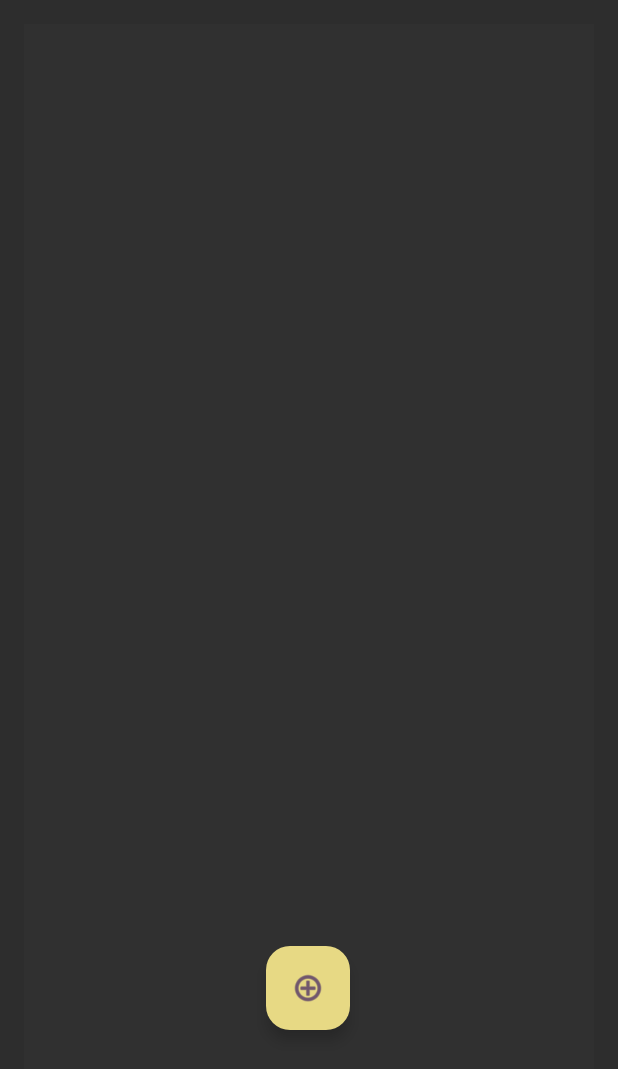
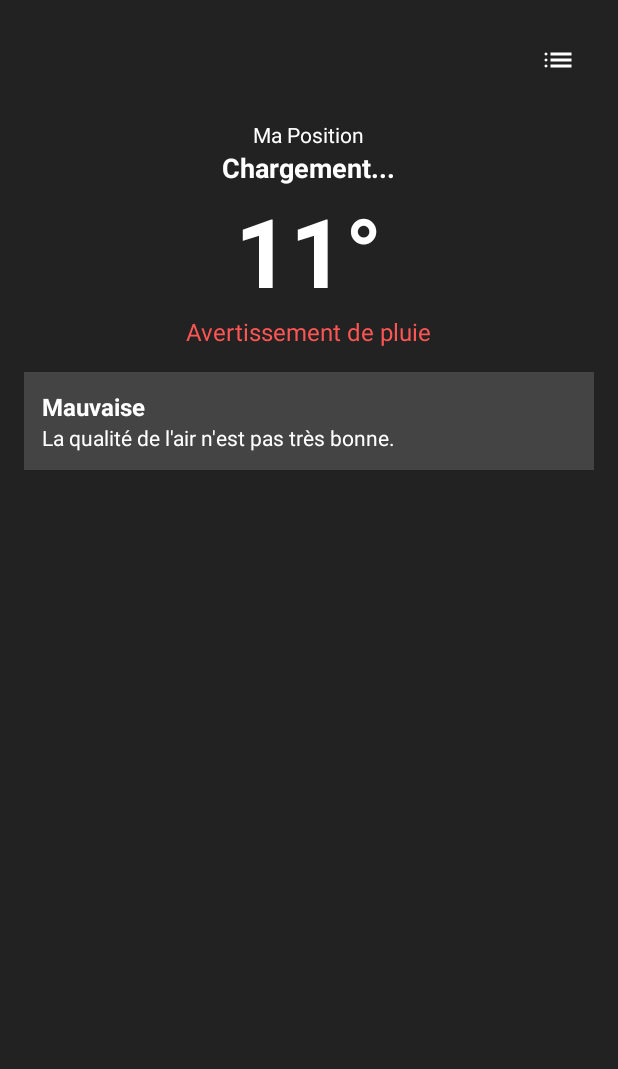
Before and after one commit to Ratila67/TDMeteo, an Android app built with Jetpack Compose: the screen it shows after launch (MainActivity), on a phone screen of 412 x 824 dp. Shown: the top 1069 px of the screen. Run offline under Robolectric (Android 15) with nearby library versions, the phone set to English and light mode, and no system bars; our stand-ins replace Firebase (no records; nobody signed in at launch, a user with empty details on screens opened directly), sdp/ssp sizes.

Commit message:
rajout page individuel

```diff
--- a/app/src/main/java/com/example/tdmeteo/MainActivity.kt
+++ b/app/src/main/java/com/example/tdmeteo/MainActivity.kt
@@ -1,100 +1,116 @@
 package com.example.tdmeteo
 
-import android.app.Activity
 import android.content.Intent
 import android.os.Bundle
 import android.util.Log
-import android.widget.Toast
-import androidx.activity.enableEdgeToEdge
-import androidx.activity.result.contract.ActivityResultContracts
+import android.widget.ImageButton
+import android.widget.TextView
 import androidx.appcompat.app.AppCompatActivity
-import androidx.core.view.ViewCompat
-import androidx.core.view.WindowInsetsCompat
-import androidx.recyclerview.widget.LinearLayoutManager
-import androidx.recyclerview.widget.RecyclerView
-import com.example.tdmeteo.adapter.CitiesAdapter
-import com.example.tdmeteo.data.CityWeather
-import com.google.android.material.floatingactionbutton.FloatingActionButton
 import com.google.firebase.database.DataSnapshot
 import com.google.firebase.database.DatabaseError
 import com.google.firebase.database.FirebaseDatabase
 import com.google.firebase.database.ValueEventListener
+import com.example.tdmeteo.data.CityWeather
+import java.util.*
 
 class MainActivity : AppCompatActivity() {
     private val database = FirebaseDatabase.getInstance().reference
-    private lateinit var citiesAdapter: CitiesAdapter
-    private lateinit var recyclerView: RecyclerView
 
-    //def le launcher pour activite de recherche
-    private val searchLauncher = registerForActivityResult(
-        ActivityResultContracts.StartActivityForResult()
-    ) { result ->
-        if (result.resultCode == Activity.RESULT_OK) {
-            listenToFirebaseChanges()
+    override fun onCreate(savedInstanceState: Bundle?) {
+        super.onCreate(savedInstanceState)
+        setContentView(R.layout.activity_main)
 
-            result.data?.getStringExtra("city_name")?.let { cityName ->
-                Toast.makeText(this, "Ville ajoutée: $cityName", Toast.LENGTH_SHORT).show()
+        // Configurer le bouton pour aller à la liste
+        findViewById<ImageButton>(R.id.btn_list).setOnClickListener {
+            startActivity(Intent(this, ListActivity::class.java))
+        }
+
+        // Verifier si on a recu une ville specifique
+        handleIntent(intent)
+    }
+
+    override fun onNewIntent(intent: Intent) {
+        super.onNewIntent(intent)
+        handleIntent(intent)
+    }
+
+    private fun handleIntent(intent: Intent) {
+        val extras = intent.extras
+        Log.d("MainActivity", "Handling intent with extras: ${extras?.keySet()?.joinToString()}")
+
+    if (extras != null) {
+        //utiliser les données de l'intent
+        val cityName = extras.getString("city_name")
+        Log.d("MainActivity", "City name from extras: $cityName")
+
+        if (!cityName.isNullOrEmpty()) {
+            val country = extras.getString("city_country", "")
+            val temperature = extras.getDouble("city_temperature", 0.0)
+            val condition = extras.getString("city_condition", "")
+
+            Log.d(
+                "MainActivity",
+                "Creating CityWeather with: name=$cityName, country=$country, temp=$temperature, condition=$condition"
+            )
+
+            val city = CityWeather(
+                cityName = cityName,
+                country = country,
+                temperature = temperature,
+                weatherCondition = condition,
+            )
+            updateUI(city)
+            return
+        }
+    }
+        Log.d("MainActivity", "No valid extras found, loading first city")
+    // Sinon charger la premiere ville
+        loadFirstCity()
+    }
+
+    private fun updateUI(city: CityWeather) {
+        Log.d("MainActivity", "Updating UI with city: ${city.cityName}, temp: ${city.temperature}")
+
+        findViewById<TextView>(R.id.tv_location).apply {
+            text = "${city.cityName}, ${city.country}"
+        }
+
+        findViewById<TextView>(R.id.tv_temperature)?.apply {
+            text = String.format(Locale.FRANCE, "%.1f°C", city.temperature)
+        }
+
+        // Mettre à jour la description météo
+        findViewById<TextView>(R.id.tv_weatherDescription)?.apply {
+            text = when (city.weatherCondition) {
+            "CLEAR" -> "Ciel dégagé"
+            "PARTLY_CLOUDY" -> "Partiellement nuageux"
+            "CLOUDS" -> "Nuageux"
+            "RAIN" -> "Pluvieux"
+            "SNOW" -> "Neigeux"
+            "STORM" -> "Orageux"
+            "NIGHT" -> "Nuit"
+            else -> "Conditions inconnues"
             }
         }
     }
 
-    override fun onCreate(savedInstanceState: Bundle?) {
-        super.onCreate(savedInstanceState)
-        enableEdgeToEdge()
-        setContentView(R.layout.activity_main)
+    private fun loadFirstCity() {
+        Log.d("MainActivity", "Loading first city from Firebase")
+        database.child("cities").limitToFirst(1)
+            .addListenerForSingleValueEvent(object : ValueEventListener {
+                override fun onDataChange(snapshot: DataSnapshot) {
+                    if (snapshot.exists()) {
+                        snapshot.children.firstOrNull()?.getValue(CityWeather::class.java)?.let { city ->
+                            Log.d("MainActivity", "Loaded first city: ${city.cityName}")
+                            updateUI(city)
+                        }
+                    }
+                }
 
-        val fab: FloatingActionButton = findViewById(R.id.buttonAddVille)
-        fab.setOnClickListener {
-            val intent = Intent(this, SearchActivity::class.java)
-            searchLauncher.launch(intent) // utiliser le launcher au lieu de startActicityForResult
-        }
-        //initiailiser le recycler view et l'adaptateur
-        recyclerView = findViewById(R.id.recyclerView)
-        recyclerView.layoutManager = LinearLayoutManager(this)
-
-        citiesAdapter = CitiesAdapter().also { adapter ->
-            recyclerView.adapter = adapter
-        }
-
-        //ecoute les changements dans firebase
-        listenToFirebaseChanges()
-
-
-        ViewCompat.setOnApplyWindowInsetsListener(findViewById(R.id.main)) { v, insets ->
-            val systemBars = insets.getInsets(WindowInsetsCompat.Type.systemBars())
-            v.setPadding(systemBars.left, systemBars.top, systemBars.right, systemBars.bottom)
-            insets
-        }
+                override fun onCancelled(error: DatabaseError) {
+                    Log.e("MainActivity", "Error loading first city", error.toException())
+                }
+            })
     }
 
-    private fun listenToFirebaseChanges() {
-        database.child("cities").addValueEventListener(object : ValueEventListener {
-            override fun onDataChange(snapshot: DataSnapshot) {
-                Log.d(
-                    "MainActivity",
-                    "Firebase data changed, snapshot has ${snapshot.childrenCount} items"
-                )
-                val cities = mutableListOf<CityWeather>()
-                for (citySnapshot in snapshot.children) {
-                    citySnapshot.getValue(CityWeather::class.java)?.let {
-                        Log.d("MainActivity", "Adding city: ${it.cityName}")
-                        cities.add(it)
-                    }
-                }
-                Log.d("MainActivity", "Submitting ${cities.size} cities to adapter")
-
-                //utiliser une nouvelle liste
-                citiesAdapter.submitList(ArrayList(cities))
-            }
-
-            override fun onCancelled(error: DatabaseError) {
-                Toast.makeText(
-                    this@MainActivity,
-                    "Erreur lors de la récupération des données",
-                    Toast.LENGTH_SHORT
-                ).show()
-            }
-
-        })
-    }
 }
--- /dev/null
+++ b/app/src/main/res/drawable/ic_list.xml
@@ -0,0 +1,11 @@
+<vector xmlns:android="http://schemas.android.com/apk/res/android"
+    android:width="24dp"
+    android:height="24dp"
+    android:viewportWidth="960"
+    android:viewportHeight="960"
+    android:tint="#FFFFFF"
+    android:autoMirrored="true">
+  <path
+      android:fillColor="@android:color/white"
+      android:pathData="M280,360L280,280L840,280L840,360L280,360ZM280,520L280,440L840,440L840,520L280,520ZM280,680L280,600L840,600L840,680L280,680ZM160,360Q143,360 131.5,348.5Q120,337 120,320Q120,303 131.5,291.5Q143,280 160,280Q177,280 188.5,291.5Q200,303 200,320Q200,337 188.5,348.5Q177,360 160,360ZM160,520Q143,520 131.5,508.5Q120,497 120,480Q120,463 131.5,451.5Q143,440 160,440Q177,440 188.5,451.5Q200,463 200,480Q200,497 188.5,508.5Q177,520 160,520ZM160,680Q143,680 131.5,668.5Q120,657 120,640Q120,623 131.5,611.5Q143,600 160,600Q177,600 188.5,611.5Q200,623 200,640Q200,657 188.5,668.5Q177,680 160,680Z"/>
+</vector>
--- a/app/src/main/res/layout/activity_main.xml
+++ b/app/src/main/res/layout/activity_main.xml
@@ -1,108 +1,97 @@
 <?xml version="1.0" encoding="utf-8"?>
-<androidx.constraintlayout.widget.ConstraintLayout xmlns:android="http://schemas.android.com/apk/res/android"
+<LinearLayout
+    xmlns:android="http://schemas.android.com/apk/res/android"
     xmlns:app="http://schemas.android.com/apk/res-auto"
     xmlns:tools="http://schemas.android.com/tools"
-    android:id="@+id/main"
     android:layout_width="match_parent"
     android:layout_height="match_parent"
-    android:background="@color/background"
+    android:orientation="vertical"
+    android:background="#222222"
+    android:padding="16dp"
     tools:context=".MainActivity">
 
-    <androidx.recyclerview.widget.RecyclerView
-        android:id="@+id/recyclerView"
+    <!-- Barre supérieure avec bouton liste -->
+    <RelativeLayout
         android:layout_width="match_parent"
-        android:layout_height="0dp"
-        android:layout_marginStart="16dp"
-        android:layout_marginTop="16dp"
-        android:layout_marginEnd="16dp"
-        android:layout_marginBottom="16dp"
-        android:visibility="visible"
-        android:background="#303030"
-        app:layout_constraintBottom_toBottomOf="parent"
-        app:layout_constraintEnd_toEndOf="parent"
-        app:layout_constraintStart_toStartOf="parent"
-        app:layout_constraintTop_toTopOf="parent"
-        tools:listitem="@layout/item_city_weather" />
+        android:layout_height="wrap_content"
+        android:layout_marginBottom="16dp">
 
-    <com.google.android.material.floatingactionbutton.FloatingActionButton
-        android:id="@+id/buttonAddVille"
+        <ImageButton
+            android:id="@+id/btn_list"
+            android:layout_width="48dp"
+            android:layout_height="48dp"
+            android:layout_alignParentEnd="true"
+            android:background="?attr/selectableItemBackgroundBorderless"
+            android:src="@drawable/ic_list"
+            android:contentDescription="Liste des villes" />
+    </RelativeLayout>
+
+    <TextView
+        android:id="@+id/location"
         android:layout_width="wrap_content"
         android:layout_height="wrap_content"
-        android:src="@drawable/ic_add"
-        app:layout_anchorGravity="bottom|center"
-        android:layout_margin="16dp"
-        app:backgroundTint="@color/yellow"
-        android:clickable="true"
-        app:layout_constraintBottom_toBottomOf="parent"
-        app:layout_constraintEnd_toEndOf="parent"
-        app:layout_constraintHorizontal_bias="0.498"
-        app:layout_constraintStart_toStartOf="parent"
-        app:layout_constraintTop_toTopOf="parent"
-        app:layout_constraintVertical_bias="0.835"
-        app:srcCompat="@drawable/rounded_button" />
+        android:text="Ma Position"
+        android:textColor="#FFFFFF"
+        android:textSize="14sp"
+        android:layout_gravity="center_horizontal"/>
 
-    <androidx.cardview.widget.CardView
-        android:layout_width="match_parent"
+    <TextView
+        android:id="@+id/tv_location"
+        android:layout_width="wrap_content"
         android:layout_height="wrap_content"
-        android:layout_marginStart="24dp"
-        android:layout_marginTop="60dp"
-        android:layout_marginEnd="24dp"
-        app:cardBackgroundColor="@color/list"
-        app:cardCornerRadius="16dp"
-        app:layout_constraintEnd_toEndOf="parent"
-        app:layout_constraintStart_toStartOf="parent"
-        app:layout_constraintTop_toTopOf="parent"
-        android:visibility="invisible">
+        android:text="Chargement..."
+        android:textColor="@android:color/white"
+        android:textSize="18sp"
+        android:textStyle="bold"
+        android:layout_gravity="center_horizontal"/>
 
+    <TextView
+        android:id="@+id/tv_temperature"
+        android:layout_width="wrap_content"
+        android:layout_height="wrap_content"
+        android:text="11°"
+        android:textColor="@android:color/white"
+        android:textSize="64sp"
+        android:textStyle="bold"
+        android:layout_gravity="center_horizontal"/>
+
+    <TextView
+        android:id="@+id/tv_weatherDescription"
+        android:layout_width="wrap_content"
+        android:layout_height="wrap_content"
+        android:text="Avertissement de pluie"
+        android:textColor="#FF5555"
+        android:textSize="16sp"
+        android:layout_gravity="center_horizontal"/>
+    <!-- Qualité de l'air -->
     <LinearLayout
         android:layout_width="match_parent"
         android:layout_height="wrap_content"
-            android:orientation="horizontal"
-            android:padding="16dp">
-
-            <!-- Icône météo -->
-            <ImageView
-                android:id="@+id/meteo_icon"
-                android:layout_width="48dp"
-                android:layout_height="48dp"
-                android:src="@drawable/icone_nuage" />
-
-            <!-- Informations météo -->
-            <LinearLayout
-                android:layout_width="0dp"
-                android:layout_height="wrap_content"
-                android:layout_marginStart="16dp"
-                android:layout_weight="1"
-                android:orientation="vertical">
+        android:background="#444444"
+        android:layout_marginTop="16dp"
+        android:orientation="vertical"
+        android:padding="12dp"
+        tools:ignore="ExtraText">
+        >
 
         <TextView
-                    android:id="@+id/ville_nom"
+            android:id="@+id/tv_air_quality"
             android:layout_width="wrap_content"
             android:layout_height="wrap_content"
-                    android:text="Meudon"
-                    android:textColor="@color/white"
-                    android:textSize="18sp"
+            android:text="Mauvaise"
+            android:textColor="@android:color/white"
+            android:textSize="16sp"
             android:textStyle="bold" />
 
         <TextView
-                    android:id="@+id/precision"
+            android:id="@+id/tv_air_quality_desc"
             android:layout_width="wrap_content"
             android:layout_height="wrap_content"
-                    android:text="Avertissement de vents"
-                    android:textColor="@color/alert"
+            android:text="La qualité de l'air n'est pas très bonne."
+            android:textColor="@android:color/white"
             android:textSize="14sp" />
     </LinearLayout>
 
-            <!-- Température -->
-            <TextView
-                android:id="@+id/temperature"
-                android:layout_width="wrap_content"
-                android:layout_height="wrap_content"
-                android:layout_gravity="center"
-                android:text="11°"
-                android:textColor="@color/alert"
-                android:textSize="24sp" />
+    <!-- TODO: Ajouter les prévisions heure par heure et sur 5 jours -->
+
 </LinearLayout>
-    </androidx.cardview.widget.CardView>
-
-</androidx.constraintlayout.widget.ConstraintLayout>
```
Also changed, not shown: app/src/main/AndroidManifest.xml (+11 -9 lines), app/src/main/java/com/example/tdmeteo/ListActivity.kt (added, +124 -0 lines), app/src/main/java/com/example/tdmeteo/adapter/CitiesAdapter.kt (+16 -3 lines), app/src/main/res/layout/activity_list.xml (added, +108 -0 lines). Lines whose indentation alone changed are shown as unchanged.
